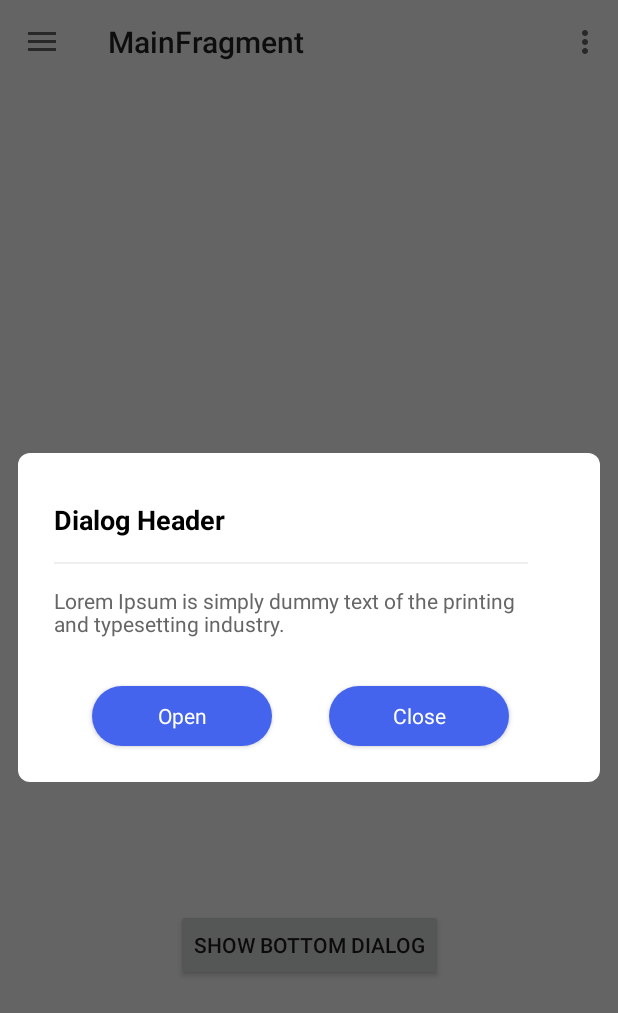
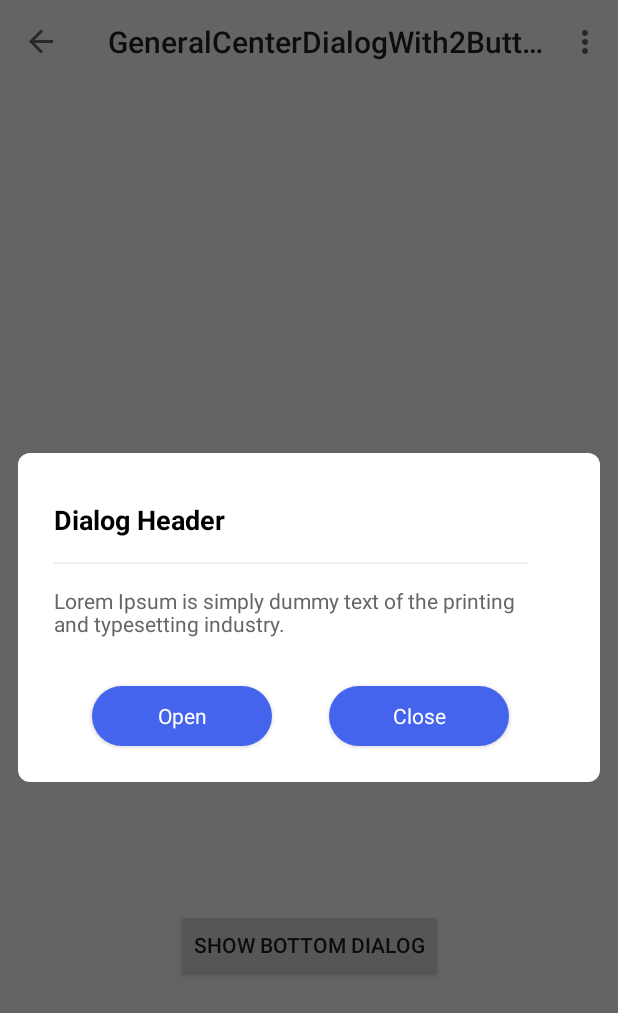
Before and after one commit to khangHNISC/baseAndroid3, an Android app: the screen it shows after launch (MainActivity), after a tap on "SHOW CENTER DIALOG", on a phone screen of 412 x 824 dp. Shown: the top 1013 px of the screen. Run offline under Robolectric (Android 15) with nearby library versions, the phone set to English and light mode, and no system bars; our stand-ins replace Dagger/Hilt's generated code, Timber, navigation-ui; libraries missing offline, so code that uses them is left out: com.jakewharton.threetenabp; 1 statement that could not run was skipped.

Commit message:
to navigate to dialog Fragment use findNavController navigate instead of show add pass data between Destination using navBackStackEntry

```diff
--- a/app/src/main/java/com/example/basemvvm3/di/module/ActivityBinidingModule.kt
+++ b/app/src/main/java/com/example/basemvvm3/di/module/ActivityBinidingModule.kt
@@ -5,6 +5,7 @@ import com.example.basemvvm3.activities.MainActivityModule
 import com.example.basemvvm3.di.scope.ActivityScoped
 import com.example.basemvvm3.fragment.MainFragment2Module
 import com.example.basemvvm3.fragment.MainFragmentModule
+import com.example.basemvvm3.fragment.dialog.DialogModule
 import com.example.basemvvm3.fragment.sub.DetailFragmentsModule
 import com.example.basemvvm3.fragment.sub.SubFragmentModule
 import dagger.Module
@@ -20,7 +21,8 @@ abstract class ActivityBindingModule {
             MainFragmentModule::class,
             MainFragment2Module::class,
             SubFragmentModule::class,
-            DetailFragmentsModule::class
+            DetailFragmentsModule::class,
+            DialogModule::class
         ]
     )
     internal abstract fun mainActivity(): MainActivity
--- a/app/src/main/java/com/example/basemvvm3/fragment/MainFragment.kt
+++ b/app/src/main/java/com/example/basemvvm3/fragment/MainFragment.kt
@@ -7,14 +7,16 @@ import android.view.View
 import android.view.ViewGroup
 import androidx.appcompat.app.AppCompatDelegate
 import androidx.appcompat.widget.Toolbar
+import androidx.lifecycle.Observer
 import androidx.lifecycle.ViewModelProvider
+import androidx.navigation.fragment.findNavController
 import com.example.basemvvm3.R
 import com.example.basemvvm3.activities.MainActivityViewModel
 import com.example.basemvvm3.fragment.dialog.GeneralBottomDialog
-import com.example.basemvvm3.fragment.dialog.GeneralCenterDialogWith2Buttons
 import com.example.basemvvm3.helper.MainNavigationFragment
 import com.example.basemvvm3.helper.viewModelProvider
 import kotlinx.android.synthetic.main.fragment_main.*
+import timber.log.Timber
 import javax.inject.Inject
 
 //share MainFragmentVM with Fragment2 scope activity
@@ -43,9 +45,14 @@ class MainFragment : MainNavigationFragment() {
     override fun onViewCreated(view: View, savedInstanceState: Bundle?) {
         super.onViewCreated(view, savedInstanceState)
 
+        findNavController().currentBackStackEntry?.savedStateHandle?.getLiveData<String>("key")
+            ?.observe(viewLifecycleOwner, Observer { result ->
+                // Do something with the result.
+                Timber.d(result)
+            })
+
         btn_dialog_center.setOnClickListener {
-            GeneralCenterDialogWith2Buttons.newInstance()
-                .show(this.childFragmentManager, CENTER_DIALOG)
+            findNavController().navigate(R.id.generalCenterDialogWith2Buttons)
         }
 
         btn_dialog_bottom.setOnClickListener {
@@ -85,10 +92,7 @@ class MainFragment : MainNavigationFragment() {
 
     private fun setNightMode(@AppCompatDelegate.NightMode nightMode: Int) {
         AppCompatDelegate.setDefaultNightMode(nightMode)
-
-        if (Build.VERSION.SDK_INT >= 11) {
-            requireActivity().recreate()
-        }
+        requireActivity().recreate()
     }
 
     //first time add: OnAttach -> OnCreate -> OnCreateView -> OnViewCreated -> OnActivityCreated
@@ -101,7 +105,6 @@ class MainFragment : MainNavigationFragment() {
     //destroy: onPause onStop onDestroyView onDestroy onDetach
 
     companion object {
-        private const val CENTER_DIALOG = "center_dialog"
         private const val BOTTOM_DIALOG = "bottom_dialog"
     }
 }
--- a/app/src/main/java/com/example/basemvvm3/fragment/dialog/GeneralCenterDialogWith2Buttons.kt
+++ b/app/src/main/java/com/example/basemvvm3/fragment/dialog/GeneralCenterDialogWith2Buttons.kt
@@ -8,10 +8,6 @@ import android.view.LayoutInflater
 import android.view.View
 import android.view.ViewGroup
 import android.view.WindowManager
-import androidx.navigation.Navigation
-import androidx.navigation.findNavController
-import androidx.navigation.fragment.NavHostFragment
-import androidx.navigation.fragment.NavHostFragment.findNavController
 import androidx.navigation.fragment.findNavController
 import com.example.basemvvm3.R
 import dagger.android.support.DaggerDialogFragment
@@ -32,8 +28,8 @@ class GeneralCenterDialogWith2Buttons : DaggerDialogFragment() {
         super.onViewCreated(view, savedInstanceState)
 
         btnPositive.setOnClickListener {
-            findNavController(this).navigate(R.id.navigation_sub_fragment)
-            dismiss()
+            //better way to communicate with prevfragment
+            findNavController().previousBackStackEntry?.savedStateHandle?.set("key", "abc")
         }
 
         btnNegative.setOnClickListener {
@@ -57,11 +53,4 @@ class GeneralCenterDialogWith2Buttons : DaggerDialogFragment() {
             )
         )
     }
-
-    companion object {
-
-        fun newInstance(): GeneralCenterDialogWith2Buttons {
-            return GeneralCenterDialogWith2Buttons()
-        }
-    }
 }
--- a/app/src/main/java/com/example/basemvvm3/fragment/sub/PersonDetailFragment.kt
+++ b/app/src/main/java/com/example/basemvvm3/fragment/sub/PersonDetailFragment.kt
@@ -31,7 +31,7 @@ class PersonDetailFragment: DaggerFragment(){
 
         requireNotNull(arguments).apply {
             val personName = PersonDetailFragmentArgs.fromBundle(this).personName
-            text.text = personName
+            btn.text = personName
         }
     }
 }
--- a/app/src/main/java/com/example/basemvvm3/fragment/sub/SubFragment21.kt
+++ b/app/src/main/java/com/example/basemvvm3/fragment/sub/SubFragment21.kt
@@ -13,7 +13,6 @@ import com.example.basemvvm3.classes.data.PersonItem
 import com.example.basemvvm3.classes.data.PersonList
 import com.example.basemvvm3.classes.data.PhotoItem
 import com.example.basemvvm3.fragment.adapter.*
-import com.example.basemvvm3.fragment.sub.SubFragment21Directions.Companion.actionSubFragment21ToPersonDetailFragment
 import com.example.basemvvm3.helper.viewModelProvider
 import dagger.android.support.DaggerFragment
 import kotlinx.android.synthetic.main.sub_fragment_2.*
@@ -128,7 +127,7 @@ class SubFragment21 : DaggerFragment() {
 
     private fun openPersonDetails(personItem: PersonItem) {
         //val action = actionSubFragment21ToPersonDetailFragment(personName = personItem.name)
-        findNavController().navigate(R.id.navigation_sub_fragment)
+        //findNavController().navigate(R.id.navigation_sub_fragment)
     }
 
     companion object {
--- a/app/src/main/res/layout/sub_fragment.xml
+++ b/app/src/main/res/layout/sub_fragment.xml
@@ -18,8 +18,8 @@
         app:navigationIcon="@drawable/ic_list"
         app:title="SubFragment" />
 
-    <TextView
-        android:id="@+id/text"
+    <Button
+        android:id="@+id/btn"
         android:layout_width="wrap_content"
         android:layout_height="wrap_content"
         android:text="Hello World!"
--- a/app/src/main/res/navigation/nav_graph.xml
+++ b/app/src/main/res/navigation/nav_graph.xml
@@ -45,7 +45,8 @@
         android:label="GeneralCenterDialogWith2Buttons" >
         <action
             android:id="@+id/action_generalCenterDialogWith2Buttons_to_navigation_sub_fragment"
-            app:destination="@id/navigation_sub_fragment" />
+            app:destination="@id/navigation_sub_fragment"
+            app:popUpToInclusive="true" />
     </dialog>
     <fragment
         android:id="@+id/subFragment2"
--- a/build.gradle
+++ b/build.gradle
@@ -10,7 +10,7 @@ buildscript {
         ktxVersion = '1.2.0'
         lifeCycleVersion = '2.2.0'
         materialVersion = '1.1.0'
-        nav_version = '2.2.2'
+        nav_version = '2.3.0-alpha05'
         paging_version = '2.1.2'
         room_version = '2.2.5'
         swiperefreshlayout = '1.0.0'
```
Also changed, not shown: app/src/main/java/com/example/basemvvm3/fragment/MainFragmentModule.kt (+2 -5 lines).
